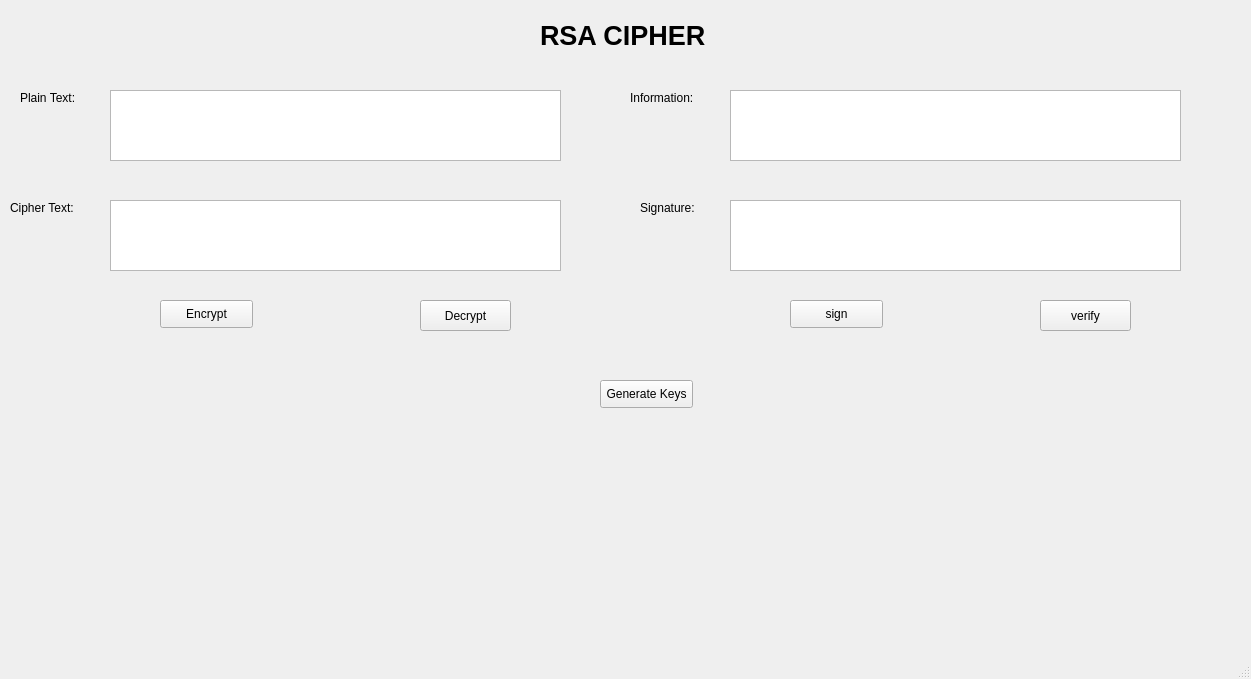
Before: the Qt Designer form LAB_03/ui/rsa.ui in QuanXam/TH_BMTT_NC, drawn with Qt 5.
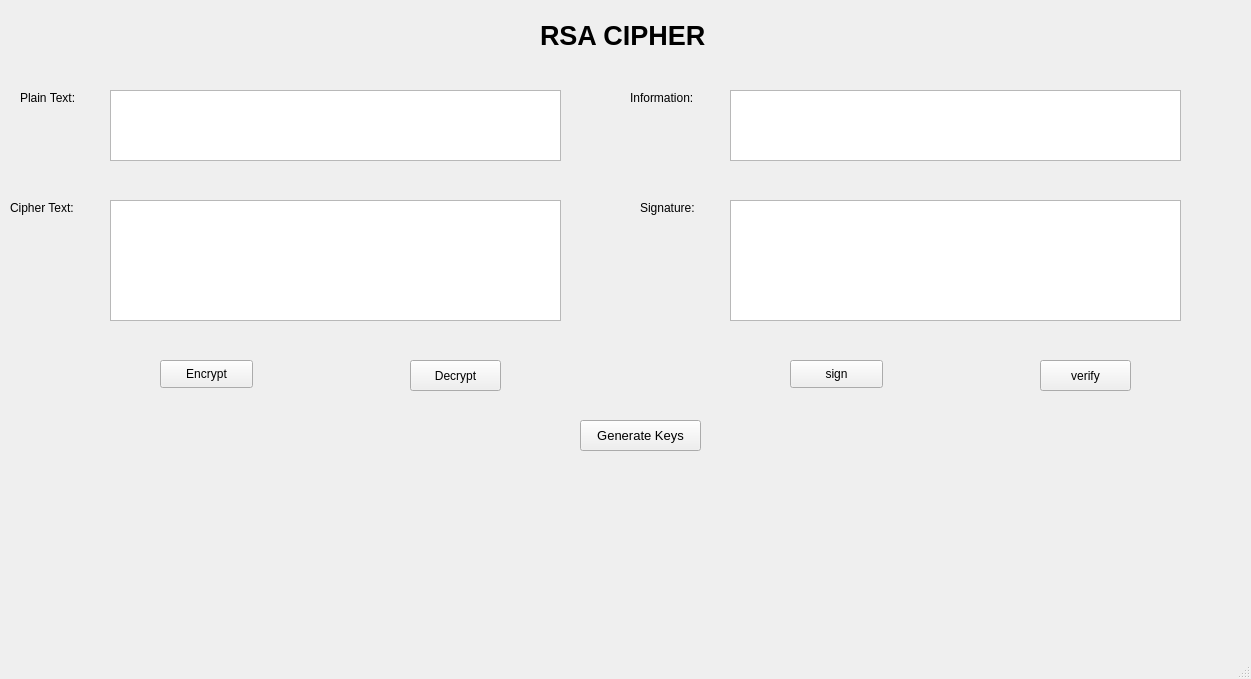
After: the same form once the commit is applied.

Patch:
```diff
--- a/LAB_03/ui/rsa.ui
+++ b/LAB_03/ui/rsa.ui
@@ -30,8 +30,8 @@
    <widget class="QPushButton" name="btn_decrypt">
     <property name="geometry">
      <rect>
-      <x>420</x>
-      <y>300</y>
+      <x>410</x>
+      <y>360</y>
       <width>91</width>
       <height>31</height>
      </rect>
@@ -70,7 +70,7 @@
     <property name="geometry">
      <rect>
       <x>160</x>
-      <y>300</y>
+      <y>360</y>
       <width>93</width>
       <height>28</height>
      </rect>
@@ -108,7 +108,7 @@
       <x>110</x>
       <y>200</y>
       <width>451</width>
-      <height>71</height>
+      <height>121</height>
      </rect>
     </property>
     <property name="readOnly">
@@ -119,7 +119,7 @@
     <property name="geometry">
      <rect>
       <x>1040</x>
-      <y>300</y>
+      <y>360</y>
       <width>91</width>
       <height>31</height>
      </rect>
@@ -132,7 +132,7 @@
     <property name="geometry">
      <rect>
       <x>790</x>
-      <y>300</y>
+      <y>360</y>
       <width>93</width>
       <height>28</height>
      </rect>
@@ -183,7 +183,7 @@
       <x>730</x>
       <y>200</y>
       <width>451</width>
-      <height>71</height>
+      <height>121</height>
      </rect>
     </property>
     <property name="readOnly">
@@ -193,12 +193,17 @@
    <widget class="QPushButton" name="pushButton">
     <property name="geometry">
      <rect>
-      <x>600</x>
-      <y>380</y>
-      <width>93</width>
-      <height>28</height>
+      <x>580</x>
+      <y>420</y>
+      <width>121</width>
+      <height>31</height>
      </rect>
     </property>
+    <property name="font">
+     <font>
+      <pointsize>10</pointsize>
+     </font>
+    </property>
     <property name="text">
      <string>Generate Keys</string>
     </property>
```
Left out of the diff: 12 changed lines with no effect on the pictures.
